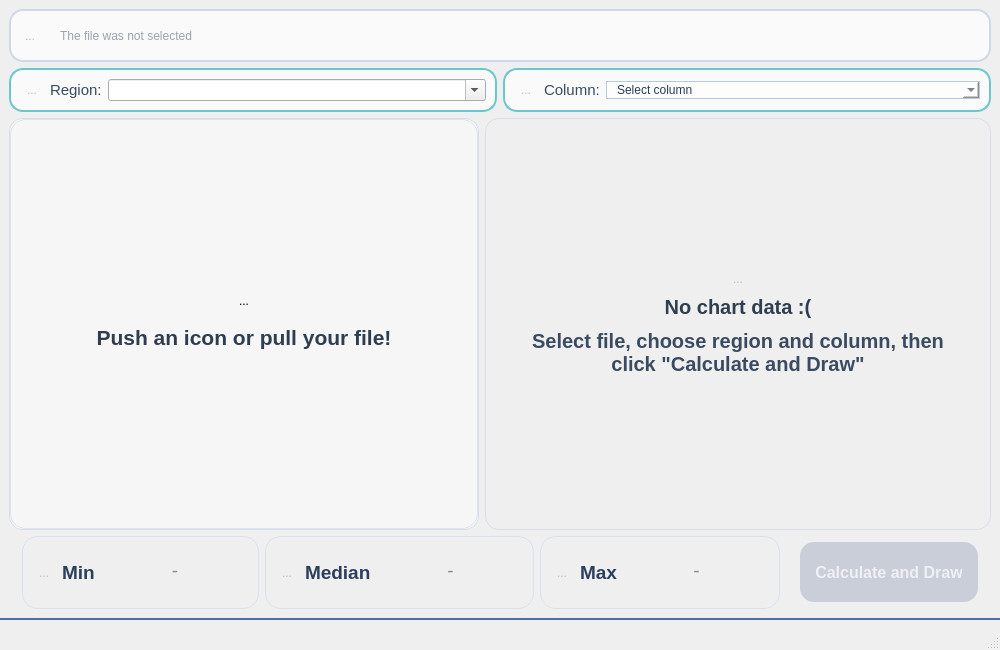
The window that mainwindow.ui (aleksei-manikhin/sem2_lab_03_OP) describes before a commit, drawn with Qt 5.
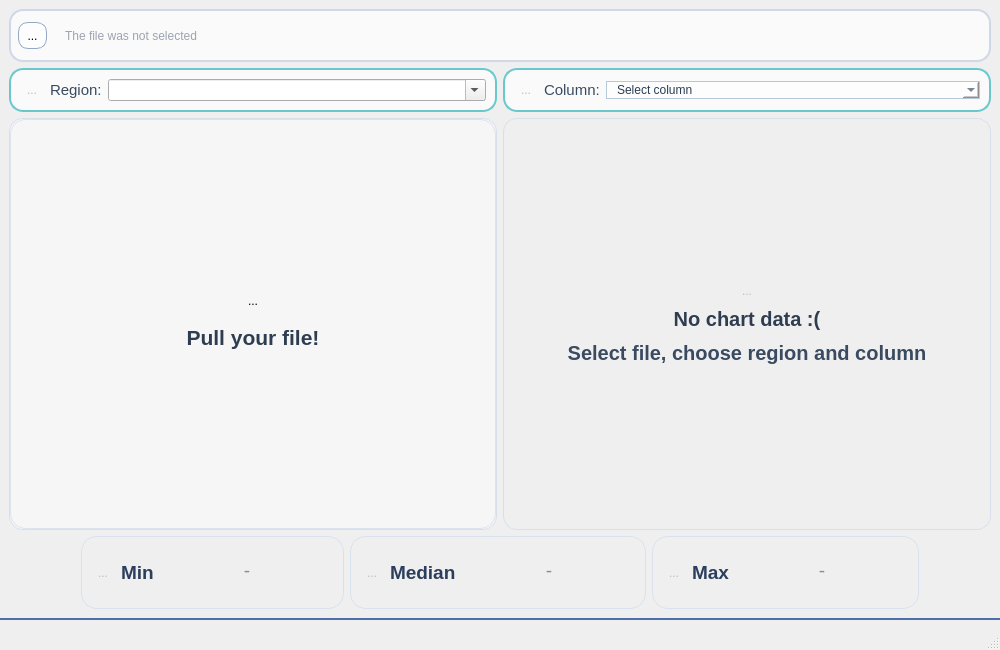
The same window after the commit. Icons and pictures are not drawn.

Commit message: VERSION!Delete 'calculate and draw' button + make icon_2 a button too

Diff of the .ui file:
```diff
--- a/mainwindow.ui
+++ b/mainwindow.ui
@@ -43,22 +43,27 @@
     border: none;
 }
 
-QPushButton#chooseFileButton {
-    background: #ffffff;
-    color: #2c3f59;
-    border: 2px solid #93a8c6;
-    border-radius: 14px;
-    padding: 8px 16px;
-}
-QPushButton#chooseFileButton:hover { background: #f5f9ff; }
-QPushButton#chooseFileButton:pressed { background: #eaf2ff; }
-
 QWidget#fileWidget {
     background: rgba(255,255,255,0.7);
     border: 2px solid #cfd8e6;
     border-radius: 14px;
 }
 
+QToolButton#icon_2 {
+    background: rgba(255,255,255,0.65);
+    border: 1px solid #93a8c6;
+    border-radius: 10px;
+    padding: 4px;
+}
+QToolButton#icon_2:hover {
+    background: #f5f9ff;
+    border: 2px solid #5cc7cb;
+}
+QToolButton#icon_2:pressed {
+    background: #eaf2ff;
+    border: 2px solid #2f67d2;
+}
+
 QLineEdit#filePathLineEdit {
     background: transparent;
     border: none;
@@ -96,8 +101,7 @@
 }
 
 
-QPushButton#loadDataButton,
-QPushButton#calculateMetricsButton {
+QPushButton#loadDataButton {
     color: #ffffff;
     border: none;
     border-radius: 14px;
@@ -114,17 +118,6 @@
     color: #f6f7f9;
 }
 
-QPushButton#calculateMetricsButton {
-    background: qlineargradient(x1:0, y1:0, x2:1, y2:0,
-                                stop:0 #2f67d2, stop:1 #1d4fc0);
-}
-QPushButton#calculateMetricsButton:hover { background: #275cc8; }
-QPushButton#calculateMetricsButton:pressed { background: #214fb0; }
-QPushButton#calculateMetricsButton:disabled {
-    background: #c9ced9;
-    color: #eef0f4;
-}
-
 QStackedWidget#contentStackedWidget {
     background: rgba(255,255,255,0.45);
     border: 1px solid #d8dfeb;
@@ -283,7 +276,7 @@
          <item>
           <widget class="QToolButton" name="icon_2">
            <property name="enabled">
-            <bool>false</bool>
+            <bool>true</bool>
            </property>
            <property name="text">
             <string>...</string>
@@ -585,7 +578,7 @@
              <bool>true</bool>
             </property>
             <property name="text">
-             <string>Push an icon or pull your file!</string>
+             <string>Pull your file!</string>
             </property>
             <property name="alignment">
              <set>Qt::AlignmentFlag::AlignCenter</set>
@@ -773,7 +766,7 @@
                 </font>
                </property>
                <property name="text">
-                <string>Select file, choose region and column, then click &quot;Calculate and Draw&quot;</string>
+                <string>Select file, choose region and column</string>
                </property>
                <property name="alignment">
                 <set>Qt::AlignmentFlag::AlignCenter</set>
@@ -1149,50 +1142,6 @@
         </layout>
        </widget>
       </item>
-      <item>
-       <spacer name="horizontalSpacer">
-        <property name="orientation">
-         <enum>Qt::Orientation::Horizontal</enum>
-        </property>
-        <property name="sizeType">
-         <enum>QSizePolicy::Policy::Expanding</enum>
-        </property>
-        <property name="sizeHint" stdset="0">
-         <size>
-          <width>40</width>
-          <height>20</height>
-         </size>
-        </property>
-       </spacer>
-      </item>
-      <item>
-       <widget class="QPushButton" name="calculateMetricsButton">
-        <property name="enabled">
-         <bool>false</bool>
-        </property>
-        <property name="sizePolicy">
-         <sizepolicy hsizetype="Fixed" vsizetype="Fixed">
-          <horstretch>0</horstretch>
-          <verstretch>0</verstretch>
-         </sizepolicy>
-        </property>
-        <property name="minimumSize">
-         <size>
-          <width>178</width>
-          <height>60</height>
-         </size>
-        </property>
-        <property name="font">
-         <font>
-          <pointsize>12</pointsize>
-          <bold>true</bold>
-         </font>
-        </property>
-        <property name="text">
-         <string>Calculate and Draw</string>
-        </property>
-       </widget>
-      </item>
       <item>
        <spacer name="horizontalSpacer_2">
         <property name="orientation">
```
The commit also changes 2 other files.
